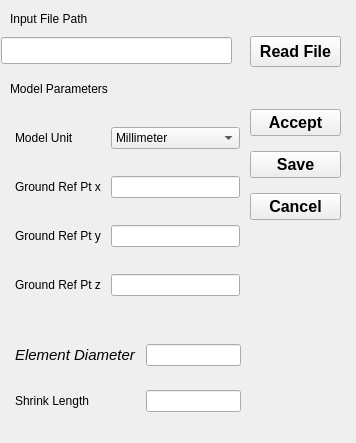
Above: framefab_gui/src/uis/model_input_config.ui from yijiangh/choreo before the change. Below: the same form after it.
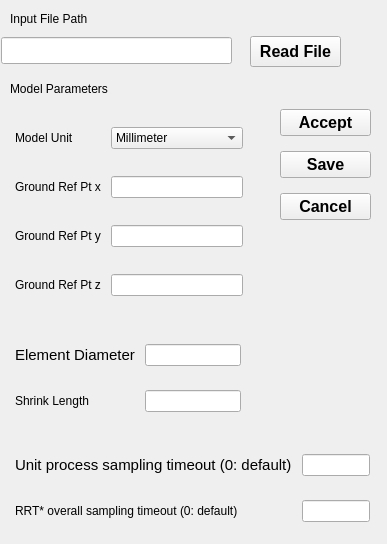
That is the form after the change.

Commit message: Fix #79, addrrt timeout to UI, update last_save_dir in param windows.

Diff of the .ui file:
```diff
--- a/framefab_gui/src/uis/model_input_config.ui
+++ b/framefab_gui/src/uis/model_input_config.ui
@@ -6,8 +6,8 @@
    <rect>
     <x>0</x>
     <y>0</y>
-    <width>356</width>
-    <height>443</height>
+    <width>387</width>
+    <height>544</height>
    </rect>
   </property>
   <property name="windowTitle">
@@ -31,7 +31,7 @@
     <rect>
      <x>0</x>
      <y>100</y>
-     <width>250</width>
+     <width>253</width>
      <height>222</height>
     </rect>
    </property>
@@ -192,7 +192,7 @@
   <widget class="QWidget" name="verticalLayoutWidget">
    <property name="geometry">
     <rect>
-     <x>250</x>
+     <x>280</x>
      <y>100</y>
      <width>91</width>
      <height>131</height>
@@ -282,7 +282,7 @@
       <property name="font">
        <font>
         <pointsize>11</pointsize>
-        <italic>true</italic>
+        <italic>false</italic>
        </font>
       </property>
       <property name="text">
@@ -302,6 +302,65 @@
     </item>
    </layout>
   </widget>
+  <widget class="QWidget" name="formLayoutWidget_4">
+   <property name="geometry">
+    <rect>
+     <x>0</x>
+     <y>430</y>
+     <width>380</width>
+     <height>111</height>
+    </rect>
+   </property>
+   <layout class="QGridLayout" name="gridLayout_3">
+    <property name="sizeConstraint">
+     <enum>QLayout::SetNoConstraint</enum>
+    </property>
+    <property name="leftMargin">
+     <number>15</number>
+    </property>
+    <property name="topMargin">
+     <number>15</number>
+    </property>
+    <property name="rightMargin">
+     <number>10</number>
+    </property>
+    <property name="bottomMargin">
+     <number>10</number>
+    </property>
+    <property name="horizontalSpacing">
+     <number>10</number>
+    </property>
+    <property name="verticalSpacing">
+     <number>15</number>
+    </property>
+    <item row="0" column="1">
+     <widget class="QLineEdit" name="lineedit_unit_process_timeout"/>
+    </item>
+    <item row="0" column="0">
+     <widget class="QLabel" name="labelMargin_4">
+      <property name="font">
+       <font>
+        <pointsize>11</pointsize>
+        <italic>false</italic>
+       </font>
+      </property>
+      <property name="text">
+       <string>Unit process sampling timeout (0: default)</string>
+      </property>
+     </widget>
+    </item>
+    <item row="1" column="0">
+     <widget class="QLabel" name="labelOverlap_4">
+      <property name="text">
+       <string>RRT* overall sampling timeout (0: default)</string>
+      </property>
+     </widget>
+    </item>
+    <item row="1" column="1">
+     <widget class="QLineEdit" name="lineedit_rrt_timeout"/>
+    </item>
+   </layout>
+  </widget>
  </widget>
  <resources/>
  <connections/>
```
The commit also changes 8 other files.
